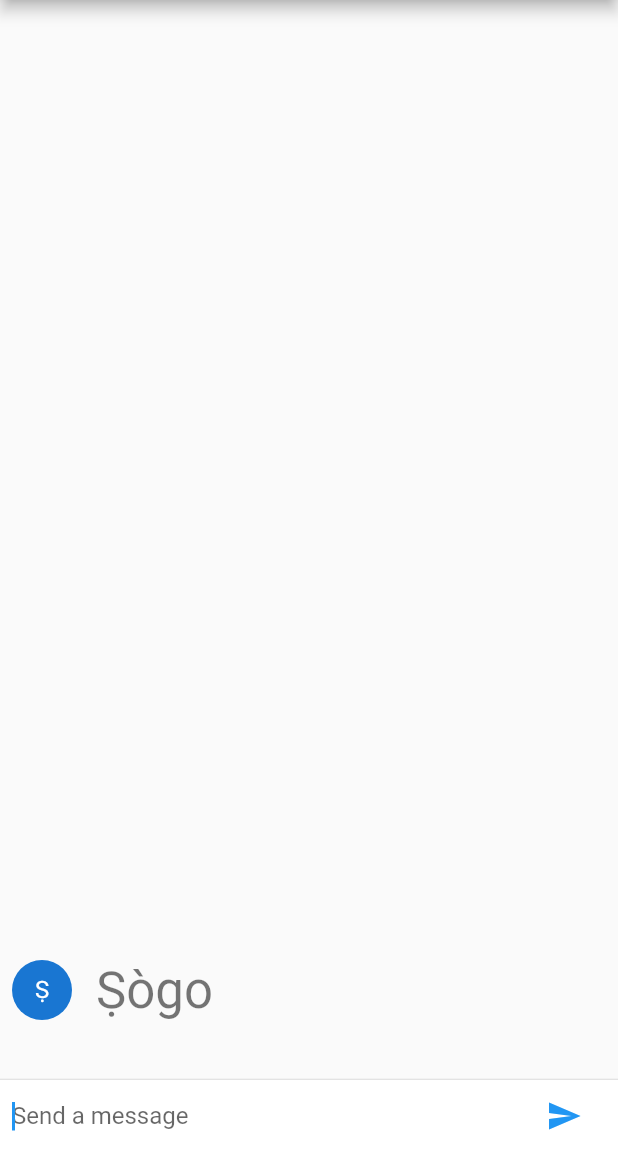
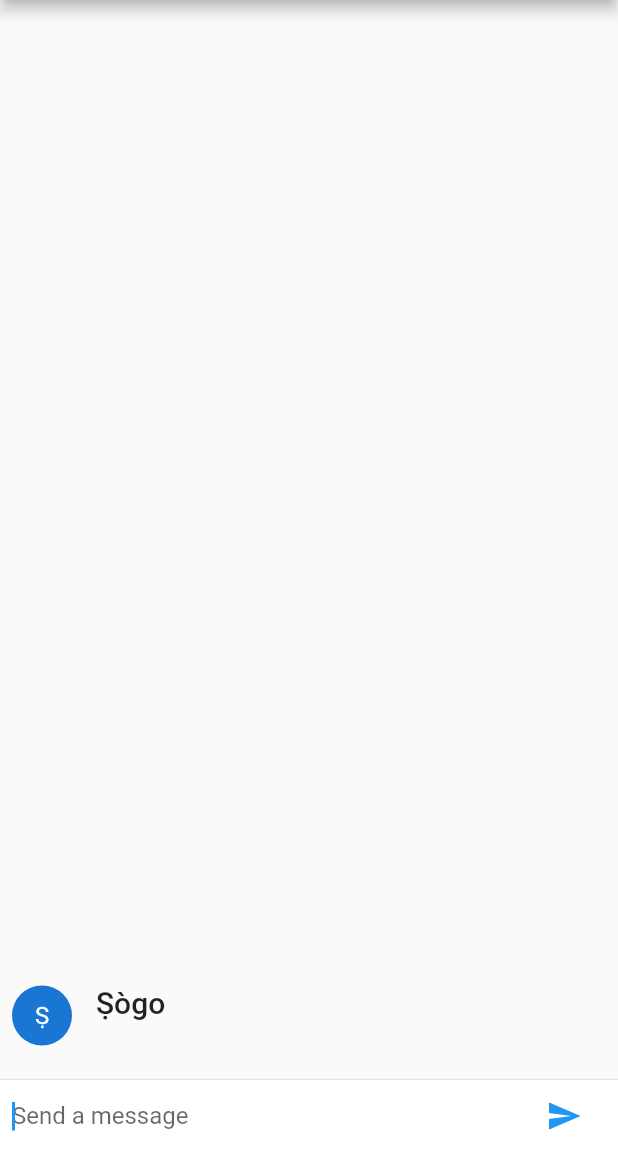
Before and after one commit to asejik/friendly_chat_app, a Flutter app: the screen it shows after launch, after a tap on the "send" icon, on a phone screen of 412 x 824 dp, the part 84-1236 px from its top. Run offline on Flutter 3.47's test engine with Material 2 defaults, Android fonts, the phone set to English and light mode, and no system bars.

```diff
--- a/lib/main.dart
+++ b/lib/main.dart
@@ -23,12 +23,19 @@ class FriendlyChatApp extends StatelessWidget {
 }
 
 class ChatMessage extends StatelessWidget {
-  const ChatMessage({required this.text, Key? key}) : super(key: key);
+  const ChatMessage(
+      {required this.text, required this.animationController, Key? key})
+      : super(key: key);
   final String text;
+  final AnimationController animationController;
 
   @override
   Widget build(BuildContext context) {
-    return Container(
+    return SizeTransition(
+      sizeFactor:
+          CurvedAnimation(parent: animationController, curve: Curves.easeOut),
+      axisAlignment: 0.0,
+      child: Container(
         margin: const EdgeInsets.symmetric(vertical: 10.0),
         child: Row(
           crossAxisAlignment: CrossAxisAlignment.start,
@@ -40,7 +47,7 @@ class ChatMessage extends StatelessWidget {
             Column(
               crossAxisAlignment: CrossAxisAlignment.start,
               children: [
-              Text(_name, style: Theme.of(context).textTheme.headline4),
+                Text(_name, style: Theme.of(context).textTheme.headline6),
                 Container(
                   margin: const EdgeInsets.only(top: 5.0),
                   child: Text(text),
@@ -48,6 +55,7 @@ class ChatMessage extends StatelessWidget {
               ],
             ),
           ],
+        ),
       ),
     );
   }
@@ -62,7 +70,7 @@ class ChatScreen extends StatefulWidget {
   State<ChatScreen> createState() => _ChatScreenState();
 }
 
-class _ChatScreenState extends State<ChatScreen> {
+class _ChatScreenState extends State<ChatScreen> with TickerProviderStateMixin {
   final List<ChatMessage> _messages = [];
   final _textController = TextEditingController();
   //Put the focus back on the text field after content submission
@@ -73,11 +81,16 @@ class _ChatScreenState extends State<ChatScreen> {
     // the app should add the new message to the message list.
     var message = ChatMessage(
       text: text,
+      animationController: AnimationController(
+        duration: const Duration(milliseconds: 500),
+        vsync: this,
+      ),
     );
     setState(() {
       _messages.insert(0, message);
     });
     _focusNode.requestFocus();
+    message.animationController.forward();
   }
 
   @override
@@ -132,4 +145,12 @@ class _ChatScreenState extends State<ChatScreen> {
       ),
     );
   }
+
+  @override
+  void dispose() {
+    for (var message in _messages) {
+      message.animationController.dispose();
     }
+    super.dispose();
+  }
+}
```
Lines whose indentation alone changed are shown as unchanged.
